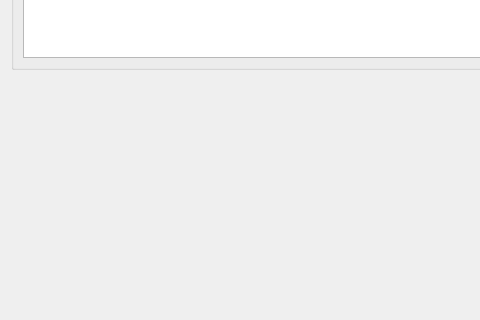
Before: the Qt Designer form src/dialogs/expressionsdialog.ui in ModbusScope/ModbusScope, drawn with Qt 5; both pictures show x 0 to 480 and y 432 to 752 of the 823 by 854 pixel window.
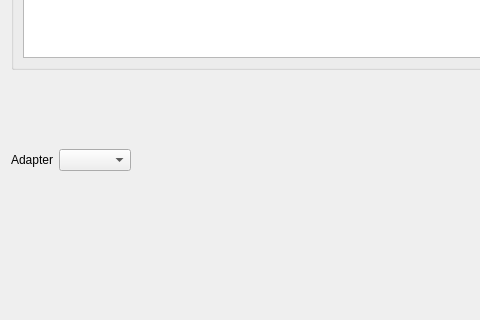
After: the same form once the commit is applied.

Commit message: Add adapter selection to register and expression dialogs

The edit to the form file:
```diff
--- a/src/dialogs/expressionsdialog.ui
+++ b/src/dialogs/expressionsdialog.ui
@@ -201,6 +201,47 @@
       <property name="bottomMargin">
        <number>0</number>
       </property>
+      <item>
+       <widget class="QWidget" name="widgetHelpAdapter" native="true">
+        <layout class="QHBoxLayout" name="horizontalLayout_4">
+         <property name="leftMargin">
+          <number>0</number>
+         </property>
+         <property name="topMargin">
+          <number>0</number>
+         </property>
+         <property name="rightMargin">
+          <number>0</number>
+         </property>
+         <property name="bottomMargin">
+          <number>0</number>
+         </property>
+         <item>
+          <widget class="QLabel" name="lblHelpAdapter">
+           <property name="text">
+            <string>Adapter</string>
+           </property>
+          </widget>
+         </item>
+         <item>
+          <widget class="QComboBox" name="cmbHelpAdapter"/>
+         </item>
+         <item>
+          <spacer name="horizontalSpacer">
+           <property name="orientation">
+            <enum>Qt::Orientation::Horizontal</enum>
+           </property>
+           <property name="sizeHint" stdset="0">
+            <size>
+             <width>40</width>
+             <height>20</height>
+            </size>
+           </property>
+          </spacer>
+         </item>
+        </layout>
+       </widget>
+      </item>
       <item>
        <widget class="QLabel" name="lblInfo">
         <property name="sizePolicy">
```
The commit also changes 22 other files.
